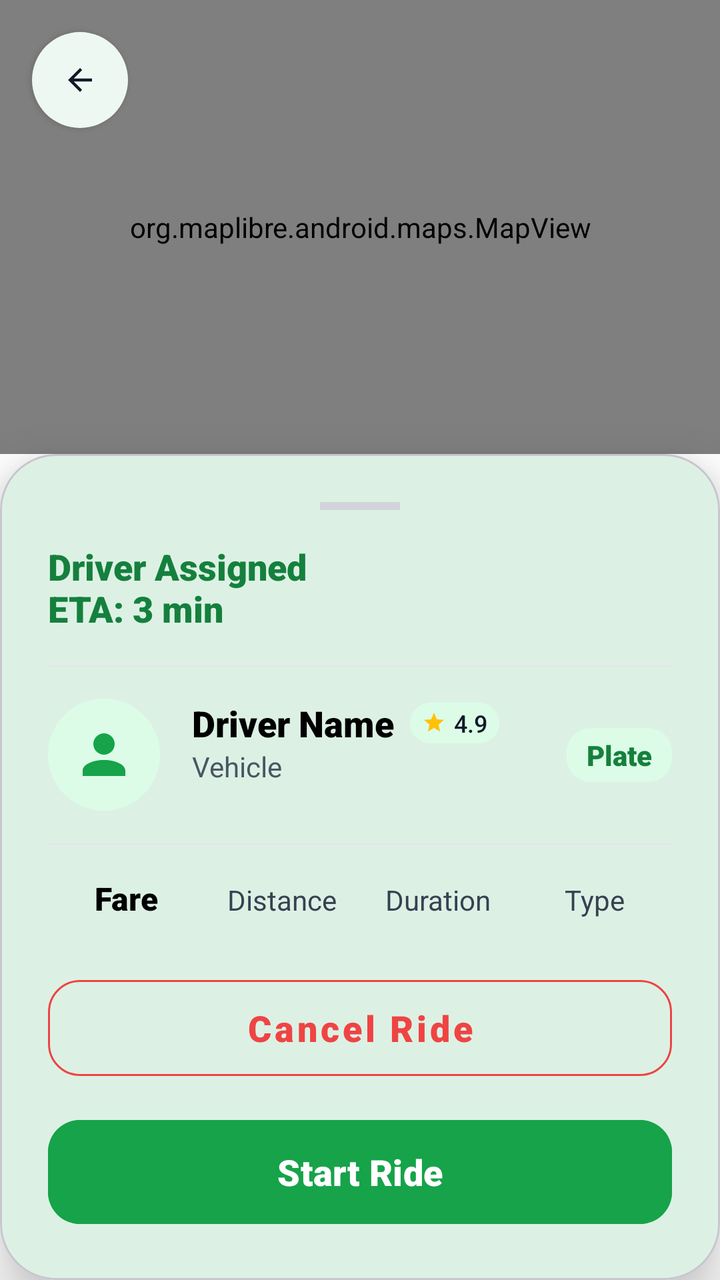
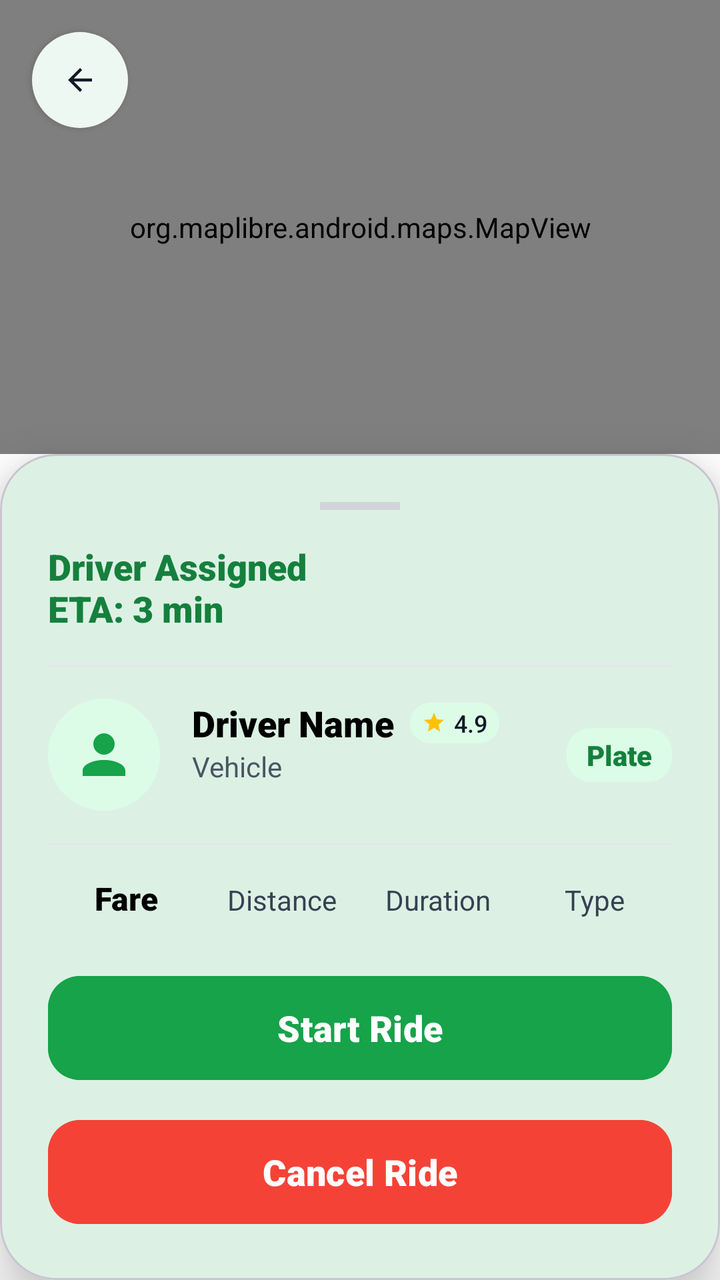

Compare the two renders of this Android layout. The source of the first and the diff that turns it into the second are given below.
<!-- AndroidManifest.xml: application theme Theme.GoRide -->
<!-- res/layout/fragment_driver_tracking.xml -->
<?xml version="1.0" encoding="utf-8"?>
<androidx.constraintlayout.widget.ConstraintLayout xmlns:android="http://schemas.android.com/apk/res/android"
    xmlns:app="http://schemas.android.com/apk/res-auto"
    android:layout_width="match_parent"
    android:layout_height="match_parent">

    <org.maplibre.android.maps.MapView
        android:id="@+id/mapView"
        android:layout_width="match_parent"
        android:layout_height="0dp"
        app:layout_constraintTop_toTopOf="parent"
        app:layout_constraintBottom_toTopOf="@+id/bottomSheet" />

    
    <com.google.android.material.button.MaterialButton
        android:id="@+id/btnBack"
        style="@style/Widget.MaterialComponents.Button.Icon"
        android:layout_width="48dp"
        android:layout_height="48dp"
        android:layout_margin="16dp"
        android:padding="0dp"
        android:insetLeft="0dp"
        android:insetTop="0dp"
        android:insetRight="0dp"
        android:insetBottom="0dp"
        app:icon="@drawable/ic_arrow_back"
        app:iconGravity="textStart"
        app:iconPadding="0dp"
        app:iconTint="@color/gray_900"
        app:backgroundTint="@color/white"
        app:shapeAppearanceOverlay="@style/CircleImage"
        app:elevation="8dp"
        app:layout_constraintStart_toStartOf="parent"
        app:layout_constraintTop_toTopOf="parent" />

    
    <com.google.android.material.card.MaterialCardView
        android:id="@+id/bottomSheet"
        android:layout_width="match_parent"
        android:layout_height="wrap_content"
        app:cardBackgroundColor="@android:color/white"
        app:cardCornerRadius="28dp"
        app:cardElevation="16dp"
        app:layout_constraintBottom_toBottomOf="parent">

        <androidx.constraintlayout.widget.ConstraintLayout
            android:layout_width="match_parent"
            android:layout_height="wrap_content"
            android:padding="24dp">

            
            <View
                android:id="@+id/dragHandle"
                android:layout_width="40dp"
                android:layout_height="4dp"
                android:background="@color/gray_300"
                app:layout_constraintTop_toTopOf="parent"
                app:layout_constraintStart_toStartOf="parent"
                app:layout_constraintEnd_toEndOf="parent"
                android:layout_marginBottom="16dp"/>

            
            <LinearLayout
                android:id="@+id/llStatus"
                android:layout_width="match_parent"
                android:layout_height="wrap_content"
                android:orientation="horizontal"
                android:layout_marginTop="16dp"
                app:layout_constraintTop_toBottomOf="@id/dragHandle">

                <TextView
                    android:id="@+id/tvEta"
                    android:layout_width="0dp"
                    android:layout_height="wrap_content"
                    android:layout_weight="1"
                    android:text="Driver Assigned\nETA: 3 min"
                    android:textColor="@color/primary_dark"
                    android:textSize="18sp"
                    android:fontFamily="sans-serif-black" />

            </LinearLayout>

            <View
                android:id="@+id/divider1"
                android:layout_width="match_parent"
                android:layout_height="1dp"
                android:layout_marginTop="16dp"
                android:background="@color/gray_200"
                app:layout_constraintTop_toBottomOf="@id/llStatus" />

            
            <ImageView
                android:id="@+id/ivDriverAvatar"
                android:layout_width="56dp"
                android:layout_height="56dp"
                android:layout_marginTop="16dp"
                android:src="@drawable/ic_person"
                android:background="@drawable/bg_driver_avatar"
                android:padding="12dp"
                app:tint="@color/primary"
                app:layout_constraintTop_toBottomOf="@id/divider1"
                app:layout_constraintStart_toStartOf="parent" />

            <TextView
                android:id="@+id/tvDriverName"
                android:layout_width="wrap_content"
                android:layout_height="wrap_content"
                android:layout_marginStart="16dp"
                android:text="Driver Name"
                android:textColor="@android:color/black"
                android:textSize="18sp"
                android:fontFamily="sans-serif-black"
                app:layout_constraintTop_toTopOf="@id/ivDriverAvatar"
                app:layout_constraintStart_toEndOf="@id/ivDriverAvatar" />

            <LinearLayout
                android:layout_width="wrap_content"
                android:layout_height="wrap_content"
                android:orientation="horizontal"
                android:gravity="center_vertical"
                android:layout_marginStart="8dp"
                android:background="@drawable/bg_fare_badge"
                android:paddingHorizontal="6dp"
                android:paddingVertical="2dp"
                app:layout_constraintBottom_toBottomOf="@id/tvDriverName"
                app:layout_constraintTop_toTopOf="@id/tvDriverName"
                app:layout_constraintStart_toEndOf="@id/tvDriverName">
                <ImageView
                    android:layout_width="12dp"
                    android:layout_height="12dp"
                    android:src="@drawable/ic_star"
                    app:tint="#FFC107" />
                <TextView
                    android:layout_width="wrap_content"
                    android:layout_height="wrap_content"
                    android:layout_marginStart="4dp"
                    android:text="4.9"
                    android:textSize="12sp"
                    android:textColor="@color/gray_900"
                    android:fontFamily="sans-serif-medium"/>
            </LinearLayout>

            <TextView
                android:id="@+id/tvDriverVehicle"
                android:layout_width="wrap_content"
                android:layout_height="wrap_content"
                android:text="Vehicle"
                android:textColor="@color/gray_600"
                android:textSize="14sp"
                app:layout_constraintTop_toBottomOf="@id/tvDriverName"
                app:layout_constraintStart_toStartOf="@id/tvDriverName" />

            <TextView
                android:id="@+id/tvDriverPlate"
                android:layout_width="wrap_content"
                android:layout_height="wrap_content"
                android:text="Plate"
                android:textColor="@color/primary_dark"
                android:textSize="14sp"
                android:fontFamily="sans-serif-black"
                android:background="@drawable/bg_fare_badge"
                android:paddingHorizontal="10dp"
                android:paddingVertical="4dp"
                app:layout_constraintEnd_toEndOf="parent"
                app:layout_constraintTop_toTopOf="@id/ivDriverAvatar"
                app:layout_constraintBottom_toBottomOf="@id/ivDriverAvatar"/>

            <View
                android:id="@+id/divider2"
                android:layout_width="match_parent"
                android:layout_height="1dp"
                android:layout_marginTop="16dp"
                android:background="@color/gray_200"
                app:layout_constraintTop_toBottomOf="@id/ivDriverAvatar" />

            
            <LinearLayout
                android:id="@+id/llRideDetails"
                android:layout_width="match_parent"
                android:layout_height="wrap_content"
                android:orientation="horizontal"
                android:layout_marginTop="16dp"
                app:layout_constraintTop_toBottomOf="@id/divider2">
                
                <TextView
                    android:id="@+id/tvFare"
                    android:layout_width="0dp"
                    android:layout_weight="1"
                    android:layout_height="wrap_content"
                    android:text="Fare"
                    android:textAlignment="center"
                    android:textColor="@android:color/black"
                    android:textSize="16sp"
                    android:fontFamily="sans-serif-black" />
                    
                <TextView
                    android:id="@+id/tvDistance"
                    android:layout_width="0dp"
                    android:layout_weight="1"
                    android:layout_height="wrap_content"
                    android:text="Distance"
                    android:textAlignment="center"
                    android:textColor="@color/gray_700"
                    android:textSize="14sp" />
                    
                <TextView
                    android:id="@+id/tvDuration"
                    android:layout_width="0dp"
                    android:layout_weight="1"
                    android:layout_height="wrap_content"
                    android:text="Duration"
                    android:textAlignment="center"
                    android:textColor="@color/gray_700"
                    android:textSize="14sp" />
                    
                <TextView
                    android:id="@+id/tvVehicleType"
                    android:layout_width="0dp"
                    android:layout_weight="1"
                    android:layout_height="wrap_content"
                    android:text="Type"
                    android:textAlignment="center"
                    android:textColor="@color/gray_700"
                    android:textSize="14sp" />
            </LinearLayout>

            
            <com.google.android.material.button.MaterialButton
                android:id="@+id/btnCancelRide"
                style="@style/Widget.MaterialComponents.Button.OutlinedButton"
                android:layout_width="match_parent"
                android:layout_height="60dp"
                android:layout_marginTop="24dp"
                android:text="Cancel Ride"
                android:textAllCaps="false"
                android:textColor="@color/error"
                android:textSize="18sp"
                android:fontFamily="sans-serif-black"
                app:cornerRadius="16dp"
                app:strokeColor="@color/error"
                app:layout_constraintTop_toBottomOf="@id/llRideDetails" />

            <com.google.android.material.button.MaterialButton
                android:id="@+id/btnCompleteRide"
                android:layout_width="match_parent"
                android:layout_height="60dp"
                android:layout_marginTop="12dp"
                android:text="Start Ride"
                android:textAllCaps="false"
                android:textSize="18sp"
                android:fontFamily="sans-serif-black"
                app:cornerRadius="16dp"
                android:backgroundTint="@color/primary"
                app:layout_constraintTop_toBottomOf="@id/btnCancelRide"
                app:layout_constraintBottom_toBottomOf="parent" />

        </androidx.constraintlayout.widget.ConstraintLayout>
    </com.google.android.material.card.MaterialCardView>

</androidx.constraintlayout.widget.ConstraintLayout>
<!-- resources referenced by this layout -->
<resources>
  <color name="error">#EF4444</color>
  <color name="gray_200">#E5E7EB</color>
  <color name="gray_300">#D1D5DB</color>
  <color name="gray_600">#4B5563</color>
  <color name="gray_700">#374151</color>
  <color name="gray_900">#111827</color>
  <color name="primary">#16A34A</color>
  <color name="primary_dark">#15803D</color>
  <color name="white">#FFFFFFFF</color>
  <!-- drawable bg_driver_avatar (drawable) -->
  <?xml version="1.0" encoding="utf-8"?>
  <shape xmlns:android="http://schemas.android.com/apk/res/android"
      android:shape="oval">
      <solid android:color="#DCFCE7" />
  </shape>
  <!-- drawable bg_fare_badge (drawable) -->
  <?xml version="1.0" encoding="utf-8"?>
  <shape xmlns:android="http://schemas.android.com/apk/res/android"
      android:shape="rectangle">
      <solid android:color="#DCFCE7" />
      <corners android:radius="12dp" />
  </shape>
  <!-- drawable ic_arrow_back (drawable) -->
  <vector xmlns:android="http://schemas.android.com/apk/res/android"
      android:width="24dp"
      android:height="24dp"
      android:viewportWidth="24"
      android:viewportHeight="24">
      <path
          android:fillColor="@color/gray_900"
          android:pathData="M20,11H7.83l5.59,-5.59L12,4l-8,8 8,8 1.41,-1.41L7.83,13H20v-2z" />
  </vector>
  <!-- drawable ic_person (drawable) -->
  <vector xmlns:android="http://schemas.android.com/apk/res/android"
      android:width="24dp"
      android:height="24dp"
      android:viewportWidth="24"
      android:viewportHeight="24">
      <path
          android:fillColor="@color/gray_500"
          android:pathData="M12,4A4,4 0 0,1 16,8A4,4 0 0,1 12,12A4,4 0 0,1 8,8A4,4 0 0,1 12,4M12,14C16.42,14 20,15.79 20,18V20H4V18C4,15.79 7.58,14 12,14Z" />
  </vector>
  <!-- drawable ic_star (drawable) -->
  <vector xmlns:android="http://schemas.android.com/apk/res/android"
      android:width="24dp"
      android:height="24dp"
      android:viewportWidth="24"
      android:viewportHeight="24">
      <path
          android:fillColor="#FFC107"
          android:pathData="M12,17.27L18.18,21l-1.64,-7.03L22,9.24l-7.19,-0.61L12,2 9.19,8.63 2,9.24l5.46,4.73L5.82,21z" />
  </vector>
  <style name="CircleImage" parent="">
          <item name="cornerSize">50%</item>
      </style>
  <style name="Theme.GoRide" parent="Theme.Material3.Light.NoActionBar">
          
          <item name="colorPrimary">@color/primary</item>
          <item name="colorPrimaryVariant">@color/primary_dark</item>
          <item name="colorOnPrimary">@color/white</item>
          
          <item name="colorSecondary">@color/primary_light</item>
          <item name="colorSecondaryVariant">@color/primary_dark</item>
          <item name="colorOnSecondary">@color/black</item>
          
          <item name="android:statusBarColor">?attr/colorPrimaryVariant</item>
  
          
          <item name="android:windowBackground">@color/white</item>
          <item name="colorSurface">@color/white</item>
          <item name="colorOnSurface">@color/black</item>
      </style>
  <color name="gray_500">#6B7280</color>
  <color name="primary_light">#DCFCE7</color>
  <color name="black">#FF000000</color>
</resources>

<!-- the commit's change to res/layout/fragment_driver_tracking.xml (unified diff, before → after) -->
@@ -226,32 +226,31 @@
 
             
             <com.google.android.material.button.MaterialButton
-                android:id="@+id/btnCancelRide"
-                style="@style/Widget.MaterialComponents.Button.OutlinedButton"
+                android:id="@+id/btnCompleteRide"
                 android:layout_width="match_parent"
                 android:layout_height="60dp"
                 android:layout_marginTop="24dp"
-                android:text="Cancel Ride"
-                android:textAllCaps="false"
-                android:textColor="@color/error"
-                android:textSize="18sp"
-                android:fontFamily="sans-serif-black"
-                app:cornerRadius="16dp"
-                app:strokeColor="@color/error"
-                app:layout_constraintTop_toBottomOf="@id/llRideDetails" />
-
-            <com.google.android.material.button.MaterialButton
-                android:id="@+id/btnCompleteRide"
-                android:layout_width="match_parent"
-                android:layout_height="60dp"
-                android:layout_marginTop="12dp"
                 android:text="Start Ride"
                 android:textAllCaps="false"
                 android:textSize="18sp"
                 android:fontFamily="sans-serif-black"
                 app:cornerRadius="16dp"
                 android:backgroundTint="@color/primary"
-                app:layout_constraintTop_toBottomOf="@id/btnCancelRide"
+                app:layout_constraintTop_toBottomOf="@id/llRideDetails" />
+
+            <com.google.android.material.button.MaterialButton
+                android:id="@+id/btnCancelRide"
+                android:layout_width="match_parent"
+                android:layout_height="60dp"
+                android:layout_marginTop="12dp"
+                android:text="Cancel Ride"
+                android:textAllCaps="false"
+                android:textColor="@color/white"
+                android:textSize="18sp"
+                android:fontFamily="sans-serif-black"
+                app:cornerRadius="16dp"
+                android:backgroundTint="#F44336"
+                app:layout_constraintTop_toBottomOf="@id/btnCompleteRide"
                 app:layout_constraintBottom_toBottomOf="parent" />
 
         </androidx.constraintlayout.widget.ConstraintLayout>
<!-- resource entries referenced after the edit -->
@@ -1,6 +1,5 @@
 <!-- resources referenced by this layout -->
 <resources>
-  <color name="error">#EF4444</color>
   <color name="gray_200">#E5E7EB</color>
   <color name="gray_300">#D1D5DB</color>
   <color name="gray_600">#4B5563</color>
